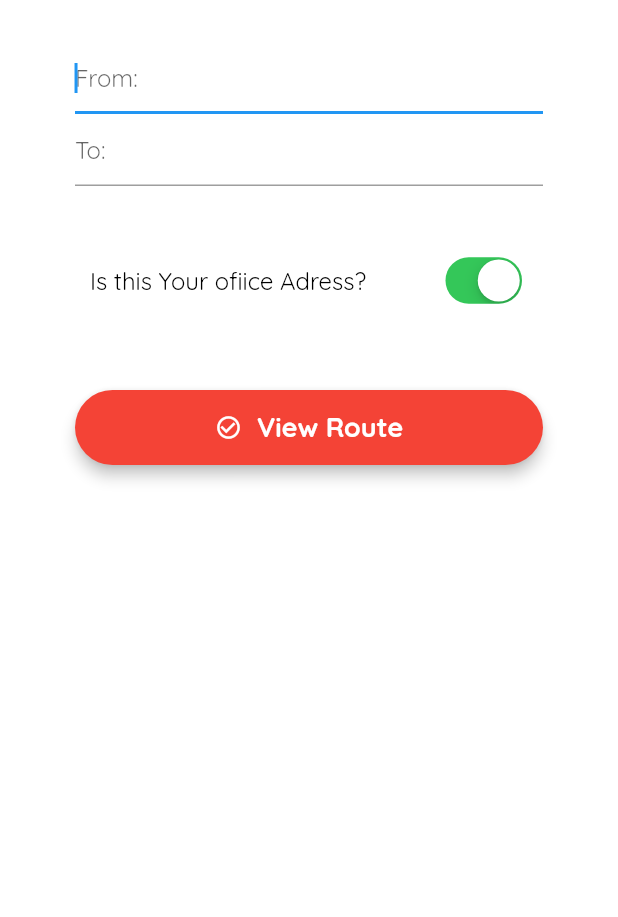
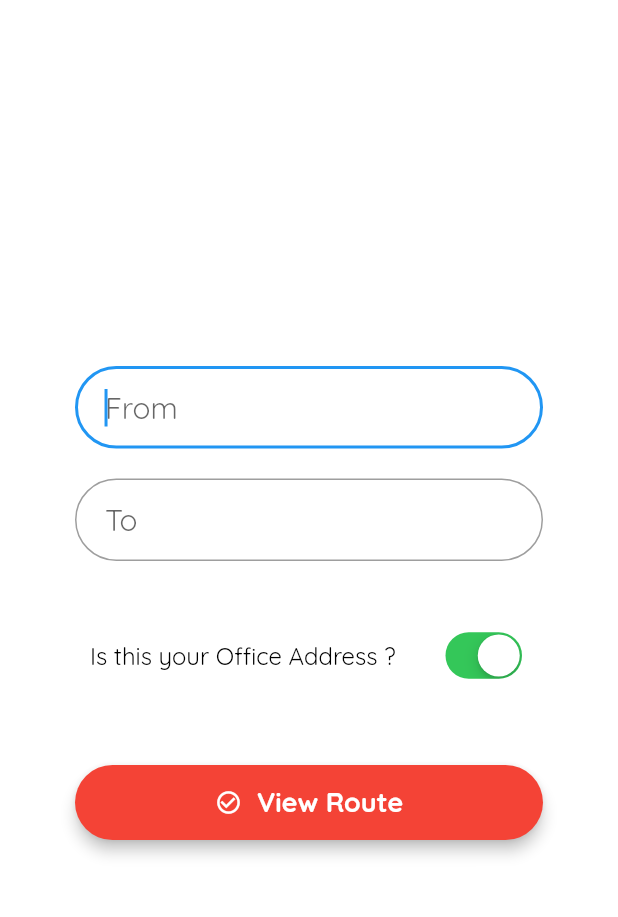
Before and after one commit to ShivamGoyal1899/EcoJourney, a Flutter app: the TravelDetailsSelectionScreen screen opened directly, on a phone screen of 412 x 824 dp, the part 72-989 px from its top. Run offline on Flutter 3.47's test engine with Material 2 defaults, Android fonts, the phone set to English and light mode, and no system bars; our stand-ins replace firebase_auth, flutter_html, font_awesome_flutter, google_sign_in, intro_slider; missing offline and left inert: autocomplete_textfield, flutter_facebook_login; accounts and stored records are empty; network calls fail.

```diff
--- a/lib/screens/AppDrawer.dart
+++ b/lib/screens/AppDrawer.dart
@@ -3,7 +3,7 @@ import 'AuthenticationScreens/LoginScreen.dart';
 import 'AuthenticationScreens/GoogleFacebookAuthMethods.dart';
 import 'ProfileScreens/ProfileHomeScreen.dart';
 import 'SafeMode/SafeModeScreen.dart';
-import 'TravelFlowScreens/AutoRegistration.dart';
+import 'AutoRegistration.dart';
 import 'TravelFlowScreens/TravelHomeScreen.dart';
 
 class MyDrawer extends StatelessWidget {
@@ -61,8 +61,8 @@ class MyDrawer extends StatelessWidget {
             title: Text("Redeem GreenPoints"),
             onTap: () {
               Navigator.pop(context);
-              Navigator.of(context).push(MaterialPageRoute(
-                  builder: (BuildContext context) => ProfileHomeScreen()));
+//              Navigator.of(context).push(MaterialPageRoute(
+//                  builder: (BuildContext context) => ProfileHomeScreen()));
             },
           ),
           ListTile(
--- a/lib/screens/TravelFlowScreens/TravelDetailsSelectionScreen.dart
+++ b/lib/screens/TravelFlowScreens/TravelDetailsSelectionScreen.dart
@@ -1,9 +1,13 @@
+import 'dart:convert';
+import 'package:EcoJourney/models/transitModel.dart';
 import 'package:EcoJourney/screens/TravelFlowScreens/TripStartEndScreen.dart';
 import 'package:flutter/material.dart';
 import 'package:autocomplete_textfield/autocomplete_textfield.dart';
 import '../../main.dart';
 import '../AppDrawer.dart';
 import 'package:flutter/cupertino.dart';
+import 'package:http/http.dart' as http;
+import 'dart:async';
 
 class TravelDetailsSelectionScreen extends StatefulWidget {
   @override
@@ -11,38 +15,27 @@ class TravelDetailsSelectionScreen extends StatefulWidget {
       _TravelDetailsSelectionScreenState();
 }
 
+var fromLocation = " ";
+var toLocation = " ";
+
+
 class _TravelDetailsSelectionScreenState
     extends State<TravelDetailsSelectionScreen> {
-//  GlobalKey<AutoCompleteTextFieldState<Players>> key = GlobalKey();
-//
-//  AutoCompleteTextField searchTextField;
-//
-//  TextEditingController controller = TextEditingController();
-//
-//  _TravelDetailsSelectionScreenState();
-//
-//  void _loadData() async {
-//    await PlayersViewModel.loadPlayers();
-//  }
-//
-//  @override
-//  void initState() {
-//    _loadData();
-//    super.initState();
-//  }
+  final fromController = TextEditingController();
+  final toController = TextEditingController();
+
   final _inputKey = GlobalKey(debugLabel: 'inputText');
   FocusNode myFocusNode;
 
   void dispose() {
     // Clean up the focus node when the Form is disposed.
     myFocusNode.dispose();
-
+    fromController.dispose();
+    toController.dispose();
     super.dispose();
   }
 
   bool _lights = true;
-  bool _lights1 = false;
-
   bool monVal = false;
   bool tuVal = false;
   bool wedVal = false;
@@ -79,159 +72,49 @@ class _TravelDetailsSelectionScreenState
           ),
         ],
       ),
-//      body: Center(
-//        child: Column(
-//          children: <Widget>[
-//            Column(
-//              children: <Widget>[
-//                searchTextField = AutoCompleteTextField<Players>(
-//                  style: TextStyle(color: Colors.black, fontSize: 16.0),
-//                  decoration: InputDecoration(
-//                    prefixIcon: Icon(Icons.directions),
-//                      suffixIcon: Container(
-//                        width: 85.0,
-//                        height: 60.0,
-//                      ),
-//                      contentPadding:
-//                          EdgeInsets.fromLTRB(10.0, 30.0, 10.0, 20.0),
-//                      filled: true,
-//                      hintText: 'Search Metro Station',
-//                      hintStyle: TextStyle(color: Colors.black)),
-//                  itemSubmitted: (item) {
-//                    setState(() => searchTextField.textField.controller.text =
-//                        item.autocompleteterm);
-//                  },
-//                  clearOnSubmit: false,
-//                  key: key,
-//                  suggestions: PlayersViewModel.players,
-//                  itemBuilder: (context, item) {
-//                    return Padding(
-//                      padding: const EdgeInsets.all(10.0),
-//                      child: Text(
-//                        item.autocompleteterm,
-//                        style: TextStyle(fontSize: 16.0),
-//                      ),
-//                    );
-//                  },
-//                  itemSorter: (a, b) {
-//                    return a.autocompleteterm.compareTo(b.autocompleteterm);
-//                  },
-//                  itemFilter: (item, query) {
-//                    return item.autocompleteterm
-//                        .toLowerCase()
-//                        .startsWith(query.toLowerCase());
-//                  },
-//                ),                searchTextField = AutoCompleteTextField<Players>(
-//                  style: TextStyle(color: Colors.black, fontSize: 16.0),
-//                  decoration: InputDecoration(
-//                      prefixIcon: Icon(Icons.directions),
-//                      suffixIcon: Container(
-//                        width: 85.0,
-//                        height: 60.0,
-//                      ),
-//                      contentPadding:
-//                      EdgeInsets.fromLTRB(10.0, 30.0, 10.0, 20.0),
-//                      filled: true,
-//                      hintText: 'Search Metro Station',
-//                      hintStyle: TextStyle(color: Colors.black)),
-//                  itemSubmitted: (item) {
-//                    setState(() => searchTextField.textField.controller.text =
-//                        item.autocompleteterm);
-//                  },
-//                  clearOnSubmit: false,
-//                  key: key,
-//                  suggestions: PlayersViewModel.players,
-//                  itemBuilder: (context, item) {
-//                    return Padding(
-//                      padding: const EdgeInsets.all(10.0),
-//                      child: Text(
-//                        item.autocompleteterm,
-//                        style: TextStyle(fontSize: 16.0),
-//                      ),
-//                    );
-//                  },
-//                  itemSorter: (a, b) {
-//                    return a.autocompleteterm.compareTo(b.autocompleteterm);
-//                  },
-//                  itemFilter: (item, query) {
-//                    return item.autocompleteterm
-//                        .toLowerCase()
-//                        .startsWith(query.toLowerCase());
-//                  },
-//                )
-//              ],
-//            ),
-//          ],
-//        ),
-//      ),
-//      body: ListView(
-//        children: [
-//          Padding(
-//            padding: EdgeInsets.all(16.0),
-//            child: Column(
-//              crossAxisAlignment: CrossAxisAlignment.stretch,
-//              children: [
-//                TextField(
-//                  key: _inputKey,
-//                  style: Theme.of(context).textTheme.display1,
-//                  decoration: InputDecoration(
-//                    labelStyle: Theme.of(context).textTheme.display1,
-//                    errorText: 'Invalid Station entered',
-//                    labelText: 'From',
-//                    border: OutlineInputBorder(
-//                      borderRadius: BorderRadius.circular(5.0),
-//                    ),
-//                  ),
-////                  keyboardType: TextInputType.number,
-////                onChanged: _updateInputValue,
-//                ),
-////              _createDropdown(_fromValue.name, _updateFromConversion),
-//              ],
-//            ),
-//          ),
-//          SizedBox(height: 20.0),
-//          Padding(
-//            padding: EdgeInsets.all(16.0),
-//            child: Column(
-//              crossAxisAlignment: CrossAxisAlignment.stretch,
-//              children: [
-//                InputDecorator(
-//                  child: Text(
-//                    "New Delhi",
-//                    style: Theme.of(context).textTheme.display1,
-//                  ),
-//                  decoration: InputDecoration(
-//                    labelText: 'To',
-//                    labelStyle: Theme.of(context).textTheme.display1,
-//                    border: OutlineInputBorder(
-//                      borderRadius: BorderRadius.circular(5.0),
-//                    ),
-//                  ),
-//                ),
-////                _createDropdown(_toValue.name, _updateToConversion),
-//              ],
-//            ),
-//          ),
-//        ],
-//      ),
-      body: SingleChildScrollView(
-        child: Padding(
+      body: Center(
+        child: Container(
+          alignment: Alignment.center,
+          height: MediaQuery.of(context).size.height,
           padding: const EdgeInsets.symmetric(horizontal: 50.0),
-            child: Column(children: [
+          child: Column(
+            mainAxisAlignment: MainAxisAlignment.center,
+              crossAxisAlignment: CrossAxisAlignment.center,
+              children: [
             SizedBox(height: 20.0),
             TextField(
+              controller: fromController,
+              textCapitalization: TextCapitalization.sentences,
+              focusNode: myFocusNode,
               autofocus: true,
-                decoration: InputDecoration(hintText: "From:"),
+              obscureText: false,
+              style: TextStyle(fontSize: 20.0),
+              decoration: InputDecoration(
+                  contentPadding: EdgeInsets.fromLTRB(20.0, 15.0, 20.0, 15.0),
+                  hintText: "From",
+                  border: OutlineInputBorder(
+                      borderRadius: BorderRadius.circular(32.0))),
             ),
+            SizedBox(height: 20.0),
             TextField(
+              controller: toController,
+              textCapitalization: TextCapitalization.sentences,
               focusNode: myFocusNode,
-                  decoration: InputDecoration(hintText: "To:")),
+              autofocus: true,
+              obscureText: false,
+              style: TextStyle(fontSize: 20.0),
+              decoration: InputDecoration(
+                  contentPadding: EdgeInsets.fromLTRB(20.0, 15.0, 20.0, 15.0),
+                  hintText: "To",
+                  border: OutlineInputBorder(
+                      borderRadius: BorderRadius.circular(32.0))),
+            ),
             SizedBox(height: 30.0),
             ListTile(
               contentPadding:
                   EdgeInsets.symmetric(vertical: 5.0, horizontal: 10.0),
               title: Text(
-                  "Is this Your ofiice Adress?",
+                "Is this your Office Address ?",
                 style: TextStyle(fontSize: 16.0, color: Colors.black),
               ),
               trailing: CupertinoSwitch(
@@ -261,6 +144,10 @@ class _TravelDetailsSelectionScreenState
                       borderRadius: BorderRadius.circular(50.0)),
                   elevation: 4.0,
                   onPressed: () {
+                    setState(() {
+                      fromLocation = fromController.text;
+                      toLocation = toController.text;
+                    });
                     Navigator.of(context).push(
                       MaterialPageRoute(
                           builder: (context) => TripStartEndScreen()),
@@ -291,8 +178,18 @@ class _TravelDetailsSelectionScreenState
                 ),
               ],
             ),
-            ])),
+          ]),
+        ),
       ),
     );
   }
 }
+
+class ApiResponse {
+  Future<Transit> getTransit() async {
+    String url =
+        'https://maps.googleapis.com/maps/api/directions/json?origin='+ fromLocation + '&destination='+ toLocation +'&key=AIzaSyBeV96xzMs51tMytAZgLZZDAAof9i_1kik&&mode=transit&transit_mode=subway';
+    final response = await http.get(url);
+    return Transit.fromJson(json.decode(response.body));
+  }
+}
--- a/lib/services/transitServices.dart
+++ b/lib/services/transitServices.dart
@@ -1,7 +1,7 @@
 import 'package:EcoJourney/models/transitModel.dart';
 import 'package:http/http.dart' as http;
+import 'dart:async';
 import 'dart:convert';
-import 'dart:async';
 
 class ApiResponse {
   Future<Transit> getTransit() async {
```
Also changed, not shown: lib/screens/AutoRegistration.dart (renamed from lib/screens/TravelFlowScreens/AutoRegistration.dart, +6 -6 lines), lib/screens/SafeMode/SafeModeScreen.dart (+14 -4 lines), lib/screens/TravelFlowScreens/TripStartEndScreen.dart (+8 -11 lines). Lines whose indentation alone changed are shown as unchanged.
